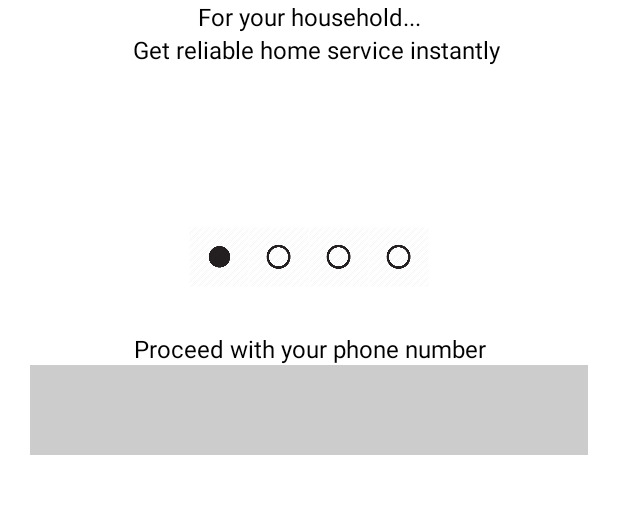
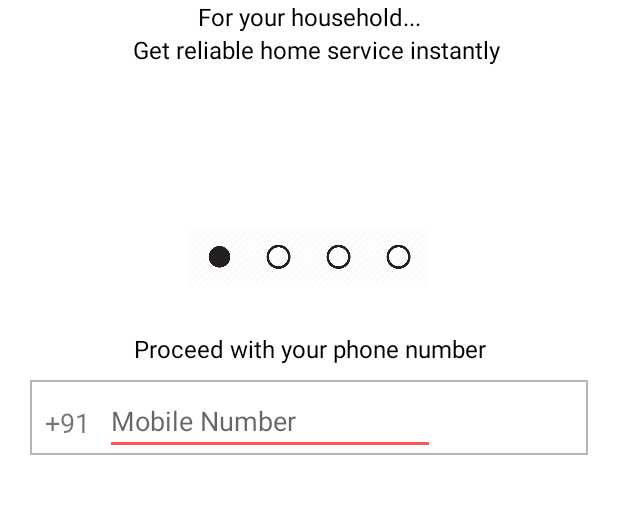
Before and after one commit to sbhambad/EasySolutionDemo, an Android app: the screen it shows after launch (Register), on a phone screen of 412 x 824 dp, the part 298-812 px from its top. Run offline under Robolectric (Android 15) with nearby library versions, the phone set to English and light mode, and no system bars.

Commit message:
theme added

```diff
--- a/app/src/main/AndroidManifest.xml
+++ b/app/src/main/AndroidManifest.xml
@@ -6,13 +6,14 @@
         android:allowBackup="true"
         android:icon="@mipmap/ic_launcher"
         android:label="Sandeep"
-        android:theme="@style/AppTheme" >
+        android:theme="@style/AppTheme">
         <activity
             android:name=".MainActivity"
             android:label="@string/app_name" />
         <activity
             android:name=".activities.Splash"
-            android:label="@string/title_activity_splash" >
+            android:label="@string/title_activity_splash"
+            android:theme="@android:style/Theme.Black.NoTitleBar.Fullscreen">
             <intent-filter>
                 <action android:name="android.intent.action.MAIN" />
 
--- a/app/src/main/res/drawable/customborder.xml
+++ b/app/src/main/res/drawable/customborder.xml
@@ -1,6 +1,8 @@
 <?xml version="1.0" encoding="UTF-8"?>
-<shape xmlns:android="http://schemas.android.com/apk/res/android" android:shape="rectangle">
+<shape xmlns:android="http://schemas.android.com/apk/res/android">
+    <stroke android:width="1dp" android:color="#B6B6B6" />
+    <solid android:color="#ffffff" />
+    <padding android:left="7dp" android:top="7dp"
+        android:right="7dp" android:bottom="0dp" />
 
-    <padding android:left="10dp" android:right="10dp" android:top="10dp" android:bottom="10dp"/>
-    <solid android:color="#CCCCCC"/>
 </shape>
--- a/app/src/main/res/layout/activity_register.xml
+++ b/app/src/main/res/layout/activity_register.xml
@@ -61,11 +61,30 @@
 
     <LinearLayout
         android:layout_width="fill_parent"
-        android:layout_height="60dp"
+        android:layout_height="50dp"
         android:layout_below="@+id/phoneText"
         android:layout_marginLeft="20dp"
         android:layout_marginRight="20dp"
+        android:layout_marginTop="10dp"
         android:background="@drawable/customborder"
-        ></LinearLayout>
+        android:orientation="horizontal"
+        android:gravity="center_vertical"
+        android:paddingLeft="10dp"
+        >
+
+        <TextView
+            android:layout_width="wrap_content"
+            android:layout_height="wrap_content"
+            android:text="+91"
+            android:textSize="18dp"/>
+
+        <EditText
+            android:layout_width="220dp"
+            android:layout_height="wrap_content"
+            android:layout_marginLeft="10dp"
+            android:hint="Mobile Number"/>
+
+
+    </LinearLayout>
 
 </RelativeLayout>
--- a/app/src/main/res/values/styles.xml
+++ b/app/src/main/res/values/styles.xml
@@ -1,8 +1,16 @@
 <resources>
 
     <!-- Base application theme. -->
-    <style name="AppTheme" parent="Theme.AppCompat.Light.DarkActionBar">
+    <style name="AppTheme" parent="AppTheme.Base"/>
+
+    <style name="AppTheme.Base" parent="Theme.AppCompat.Light.DarkActionBar">
         <!-- Customize your theme here. -->
+        <item name="android:windowNoTitle">true</item>
+        <item name="windowActionBar">false</item>
+        <item name="colorPrimary">@color/colorPrimary</item>
+        <item name="colorPrimaryDark">@color/colorPrimaryDark</item>
+        <item name="colorAccent">@color/colorAccent</item>
     </style>
 
+
 </resources>
```
